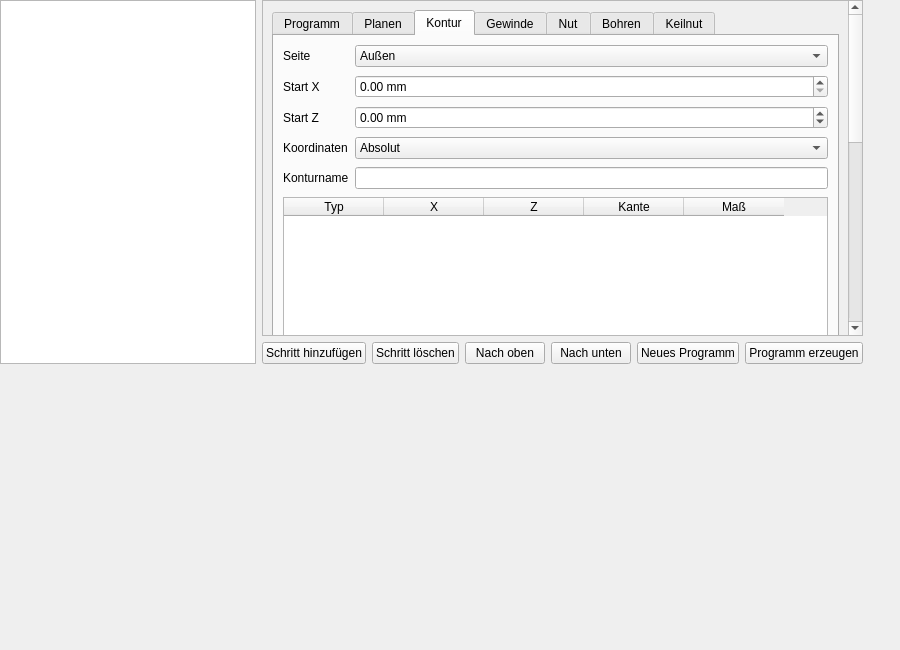
peter-pan08/LatheEasyStep, file lathe_easystep.ui: the form before one commit.
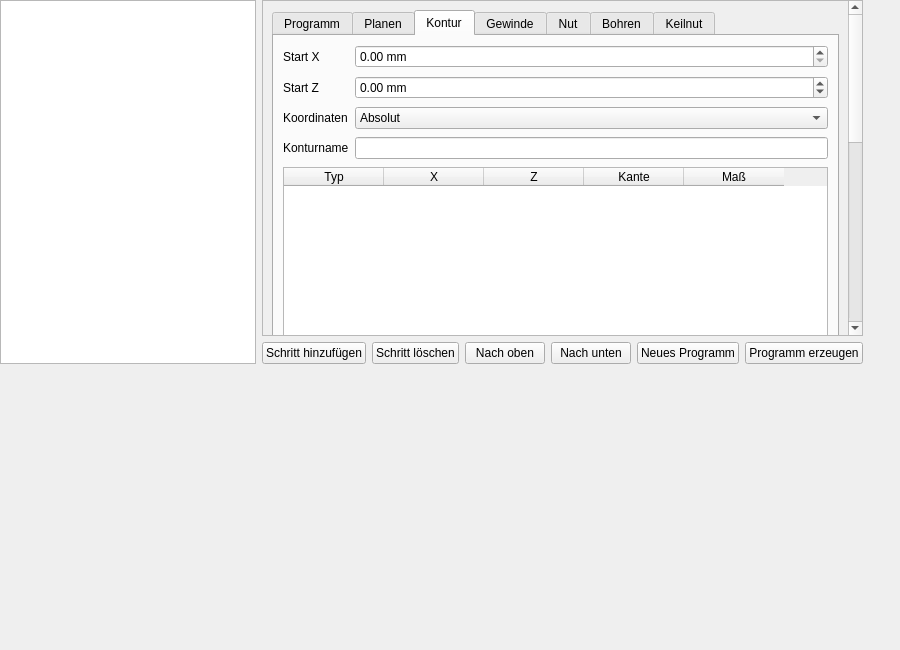
The form after the commit. The open tabs and pages were chosen to show the change. Custom widgets are drawn as their Qt base class.

Commit message: Improve program naming and simplify contour tab

Diff of the .ui file:
```diff
--- a/lathe_easystep.ui
+++ b/lathe_easystep.ui
@@ -988,34 +988,13 @@
             <number>8</number>
            </property>
            <item row="0" column="0">
-            <widget class="QLabel" name="label_contour_side">
-             <property name="text">
-              <string>Seite</string>
-             </property>
-            </widget>
-           </item>
-           <item row="0" column="1">
-            <widget class="QComboBox" name="contour_side">
-             <item>
-              <property name="text">
-               <string>Außen</string>
-              </property>
-             </item>
-             <item>
-              <property name="text">
-               <string>Innen</string>
-              </property>
-             </item>
-            </widget>
-           </item>
-           <item row="1" column="0">
             <widget class="QLabel" name="label_contour_start_x">
              <property name="text">
               <string>Start X</string>
              </property>
             </widget>
            </item>
-           <item row="1" column="1">
+           <item row="0" column="1">
             <widget class="QDoubleSpinBox" name="contour_start_x">
              <property name="suffix">
               <string> mm</string>
@@ -1025,14 +1004,14 @@
              </property>
             </widget>
            </item>
-           <item row="2" column="0">
+           <item row="1" column="0">
             <widget class="QLabel" name="label_contour_start_z">
              <property name="text">
               <string>Start Z</string>
              </property>
             </widget>
            </item>
-           <item row="2" column="1">
+           <item row="1" column="1">
             <widget class="QDoubleSpinBox" name="contour_start_z">
              <property name="suffix">
               <string> mm</string>
@@ -1045,14 +1024,14 @@
              </property>
             </widget>
            </item>
-           <item row="3" column="0">
+           <item row="2" column="0">
             <widget class="QLabel" name="label_contour_coord_mode">
              <property name="text">
               <string>Koordinaten</string>
              </property>
             </widget>
            </item>
-           <item row="3" column="1">
+           <item row="2" column="1">
             <widget class="QComboBox" name="contour_coord_mode">
              <item>
               <property name="text">
@@ -1066,17 +1045,17 @@
              </item>
             </widget>
            </item>
-           <item row="4" column="0">
+           <item row="3" column="0">
             <widget class="QLabel" name="label_contour_name">
              <property name="text">
               <string>Konturname</string>
              </property>
             </widget>
            </item>
-           <item row="4" column="1">
+           <item row="3" column="1">
             <widget class="QLineEdit" name="contour_name"/>
            </item>
-           <item row="5" column="0" colspan="2">
+           <item row="4" column="0" colspan="2">
             <widget class="QTableWidget" name="contour_segments">
              <column>
               <property name="text">
```
Left out of the diff: 18 changed lines with no effect on the pictures. The commit also changes 2 other files.
